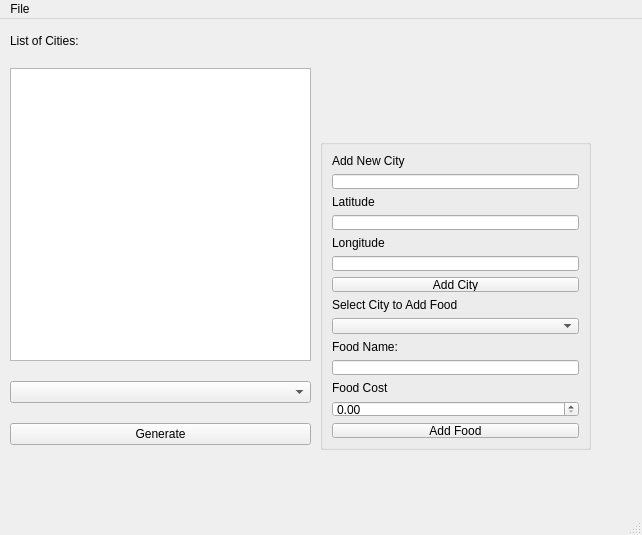
Before: the Qt Designer form EuroTrip/mainwindow.ui in dal07065/European-Vacation, drawn with Qt 5.
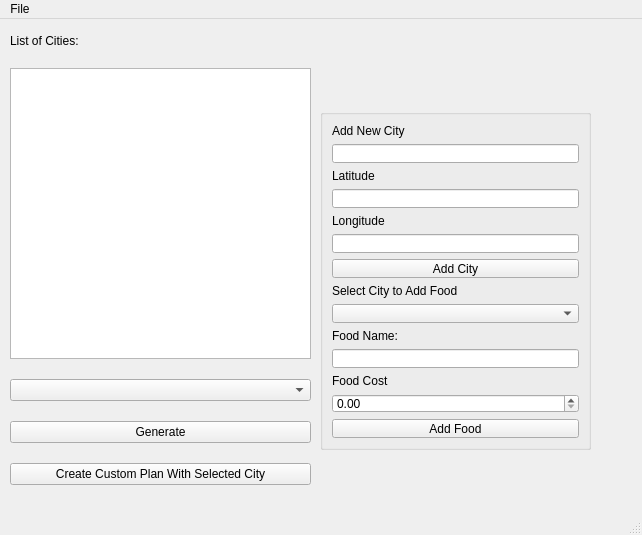
After: the same form once the commit is applied.

Commit message: [Feat] Custom City Plan UI

```diff
--- a/EuroTrip/mainwindow.ui
+++ b/EuroTrip/mainwindow.ui
@@ -20,7 +20,7 @@
       <x>10</x>
       <y>10</y>
       <width>301</width>
-      <height>421</height>
+      <height>461</height>
      </rect>
     </property>
     <layout class="QVBoxLayout" name="verticalLayout">
@@ -53,15 +53,22 @@
        </property>
       </widget>
      </item>
+     <item>
+      <widget class="QPushButton" name="customPlanButton">
+       <property name="text">
+        <string>Create Custom Plan With Selected City</string>
+       </property>
+      </widget>
+     </item>
     </layout>
    </widget>
    <widget class="QGroupBox" name="adminFuncs">
     <property name="geometry">
      <rect>
       <x>320</x>
-      <y>120</y>
+      <y>90</y>
       <width>271</width>
-      <height>311</height>
+      <height>341</height>
      </rect>
     </property>
     <layout class="QVBoxLayout" name="verticalLayout_2">
```
Left out of the diff: 2 changed lines with no effect on the pictures. The commit also changes 30 other files.
